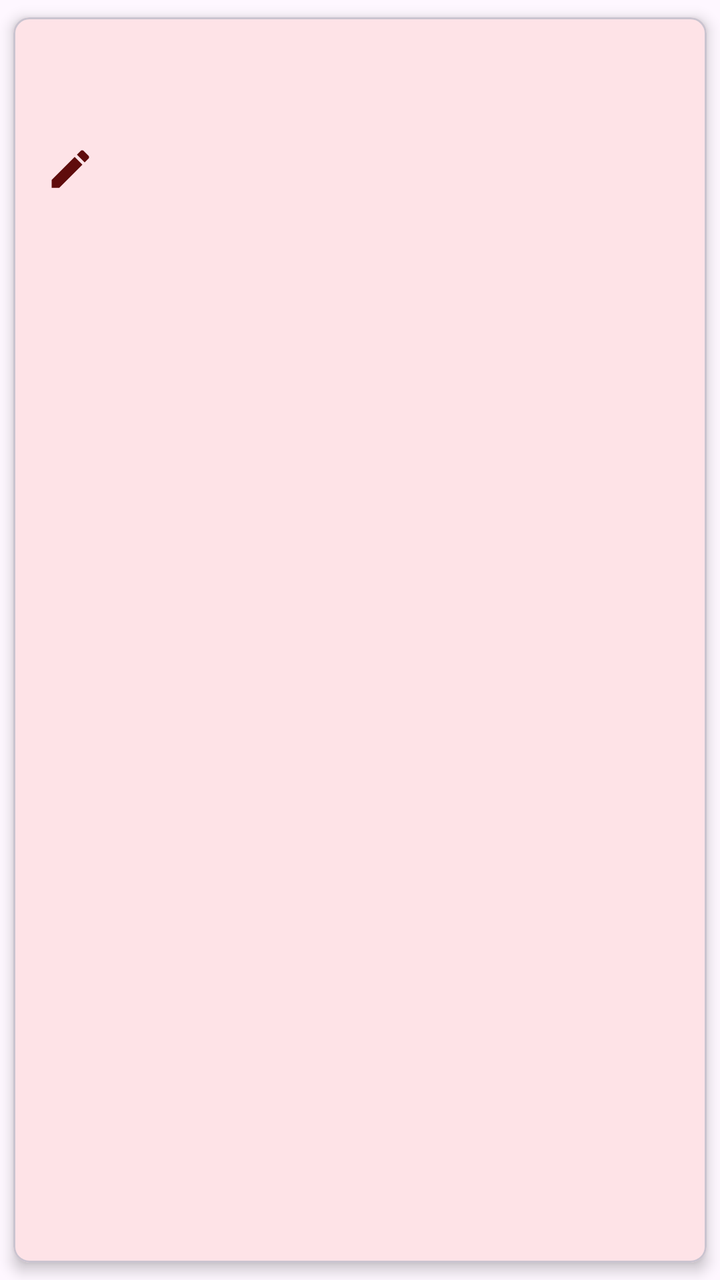
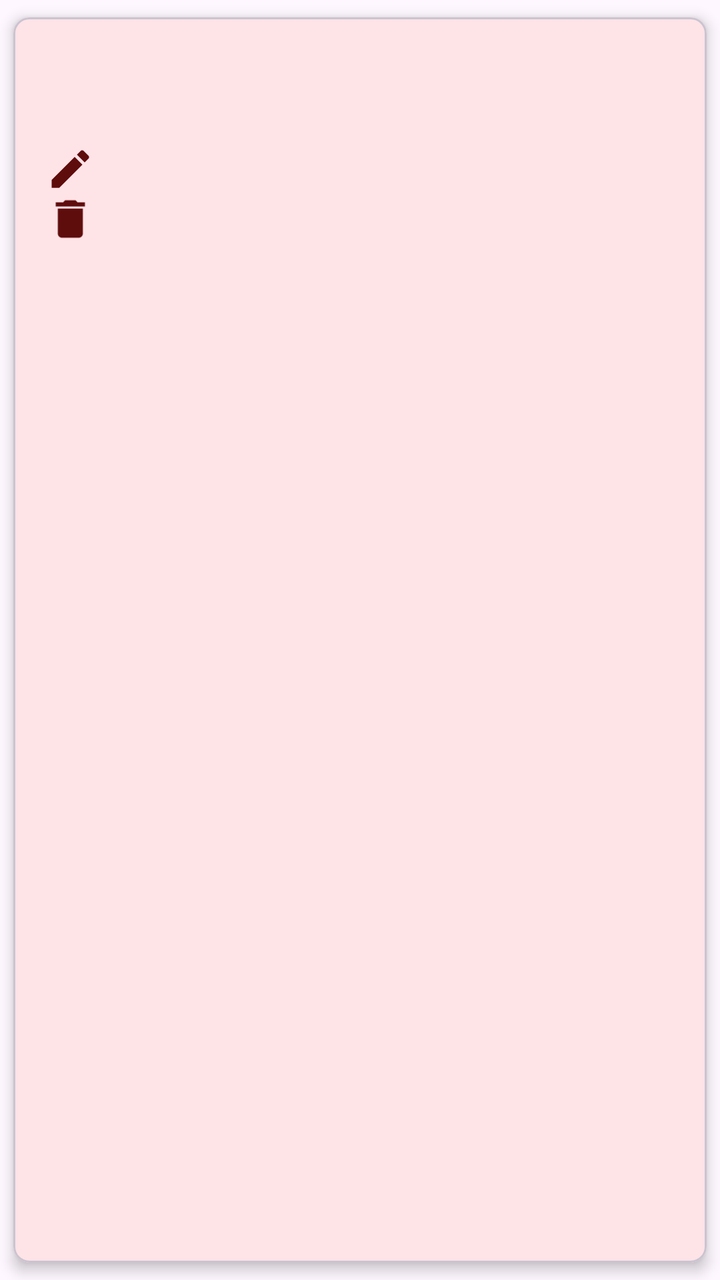

The first picture is an Android layout as it rendered before a commit; the second is the same layout after the commit. The layout source and the unified diff follow.
<!-- AndroidManifest.xml: application theme Theme.APPDeNotas -->
<!-- res/layout/item_nota.xml -->
<?xml version="1.0" encoding="utf-8"?>
<com.google.android.material.card.MaterialCardView xmlns:android="http://schemas.android.com/apk/res/android"
    android:layout_width="match_parent"
    android:layout_height="wrap_content"
    xmlns:app="http://schemas.android.com/apk/res-auto"
    app:cardCornerRadius="8dp"
    app:cardElevation="4dp"
    app:cardUseCompatPadding="true">

    <androidx.appcompat.widget.LinearLayoutCompat
        android:layout_width="match_parent"
        android:layout_height="wrap_content"
        android:orientation="vertical"
        android:padding="16dp">

        <TextView
            android:id="@+id/item_titulo"
            android:layout_width="match_parent"
            android:layout_height="wrap_content"
            android:textColor="@color/rojo"
            android:textSize="18sp"
            android:textStyle="bold" />

        <TextView
            android:id="@+id/item_descripcion"
            android:layout_width="match_parent"
            android:layout_height="wrap_content"
            android:layout_marginTop="4dp"
            android:maxLines="3"
            android:textSize="14sp" />

        <ImageView
            android:id="@+id/ivActualizar"
            android:layout_alignParentEnd="true"
            android:src="@drawable/ic_editar"
            android:layout_marginEnd="30dp"
            android:layout_width="25dp"
            android:layout_height="25dp"/>

    </androidx.appcompat.widget.LinearLayoutCompat>

</com.google.android.material.card.MaterialCardView>
<!-- resources referenced by this layout -->
<resources>
  <color name="rojo">#FF2400</color>
  <!-- drawable ic_editar (drawable) -->
  <vector xmlns:android="http://schemas.android.com/apk/res/android" android:height="24dp" android:tint="#5F0C0C" android:viewportHeight="24" android:viewportWidth="24" android:width="24dp">
        
      <path android:fillColor="@android:color/white" android:pathData="M3,17.25V21h3.75L17.81,9.94l-3.75,-3.75L3,17.25zM20.71,7.04c0.39,-0.39 0.39,-1.02 0,-1.41l-2.34,-2.34c-0.39,-0.39 -1.02,-0.39 -1.41,0l-1.83,1.83 3.75,3.75 1.83,-1.83z"/>
      
  </vector>
  <style name="Theme.APPDeNotas" parent="Base.Theme.APPDeNotas" />
  <style name="Base.Theme.APPDeNotas" parent="Theme.Material3.DayNight.NoActionBar">
          
          <item name="colorPrimary">@color/rojo</item>
          <item name="colorPrimaryVariant">@color/rojo</item>
          <item name="android:statusBarColor">@color/rojo</item>
      </style>
</resources>

<!-- the commit's change to res/layout/item_nota.xml (unified diff, before → after) -->
@@ -29,13 +29,25 @@
             android:maxLines="3"
             android:textSize="14sp" />
 
+
+        
         <ImageView
             android:id="@+id/ivActualizar"
             android:layout_alignParentEnd="true"
             android:src="@drawable/ic_editar"
-            android:layout_marginEnd="30dp"
+            android:layout_marginEnd="40dp"
             android:layout_width="25dp"
             android:layout_height="25dp"/>
+
+        
+        <ImageView
+            android:id="@+id/ivEliminar"
+            android:layout_alignParentEnd="true"
+            android:src="@drawable/ic_eliminar"
+            android:layout_width="25dp"
+            android:layout_height="25dp"
+
+            />
 
     </androidx.appcompat.widget.LinearLayoutCompat>
 
<!-- resource entries referenced after the edit -->
@@ -5,6 +5,12 @@
   <vector xmlns:android="http://schemas.android.com/apk/res/android" android:height="24dp" android:tint="#5F0C0C" android:viewportHeight="24" android:viewportWidth="24" android:width="24dp">
         
       <path android:fillColor="@android:color/white" android:pathData="M3,17.25V21h3.75L17.81,9.94l-3.75,-3.75L3,17.25zM20.71,7.04c0.39,-0.39 0.39,-1.02 0,-1.41l-2.34,-2.34c-0.39,-0.39 -1.02,-0.39 -1.41,0l-1.83,1.83 3.75,3.75 1.83,-1.83z"/>
+      
+  </vector>
+  <!-- drawable ic_eliminar (drawable) -->
+  <vector xmlns:android="http://schemas.android.com/apk/res/android" android:height="24dp" android:tint="#5F0C0C" android:viewportHeight="24" android:viewportWidth="24" android:width="24dp">
+        
+      <path android:fillColor="@android:color/white" android:pathData="M6,19c0,1.1 0.9,2 2,2h8c1.1,0 2,-0.9 2,-2V7H6v12zM19,4h-3.5l-1,-1h-5l-1,1H5v2h14V4z"/>
       
   </vector>
   <style name="Theme.APPDeNotas" parent="Base.Theme.APPDeNotas" />
